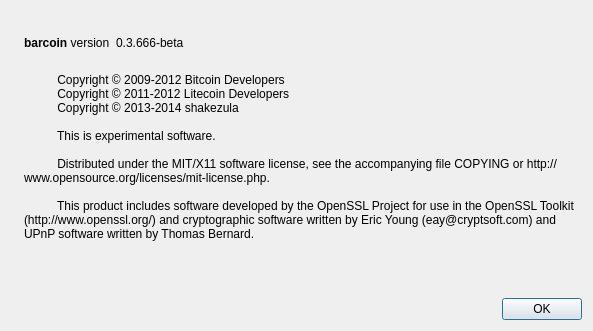
First picture: the form in src/qt/forms/aboutdialog.ui, repository Boldcoin/Boldcoin, before the edit.
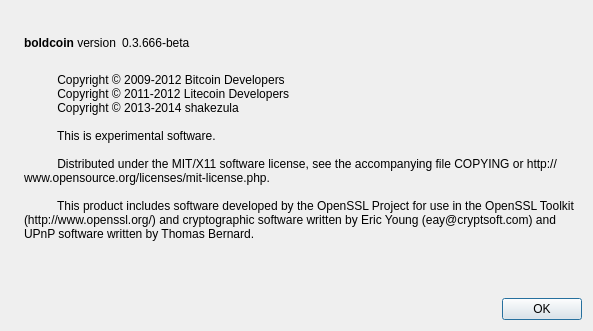
Second picture: the form after the edit. Icons and pictures are not drawn.

What changed in the file:
```diff
--- a/src/qt/forms/aboutdialog.ui
+++ b/src/qt/forms/aboutdialog.ui
@@ -50,7 +50,7 @@
           <cursorShape>IBeamCursor</cursorShape>
          </property>
          <property name="text">
-          <string>&lt;b&gt;barcoin&lt;/b&gt; version</string>
+          <string>&lt;b&gt;boldcoin&lt;/b&gt; version</string>
          </property>
          <property name="textInteractionFlags">
           <set>Qt::LinksAccessibleByMouse|Qt::TextSelectableByKeyboard|Qt::TextSelectableByMouse</set>
```
Left out of the diff: 2 changed lines with no effect on the pictures.
